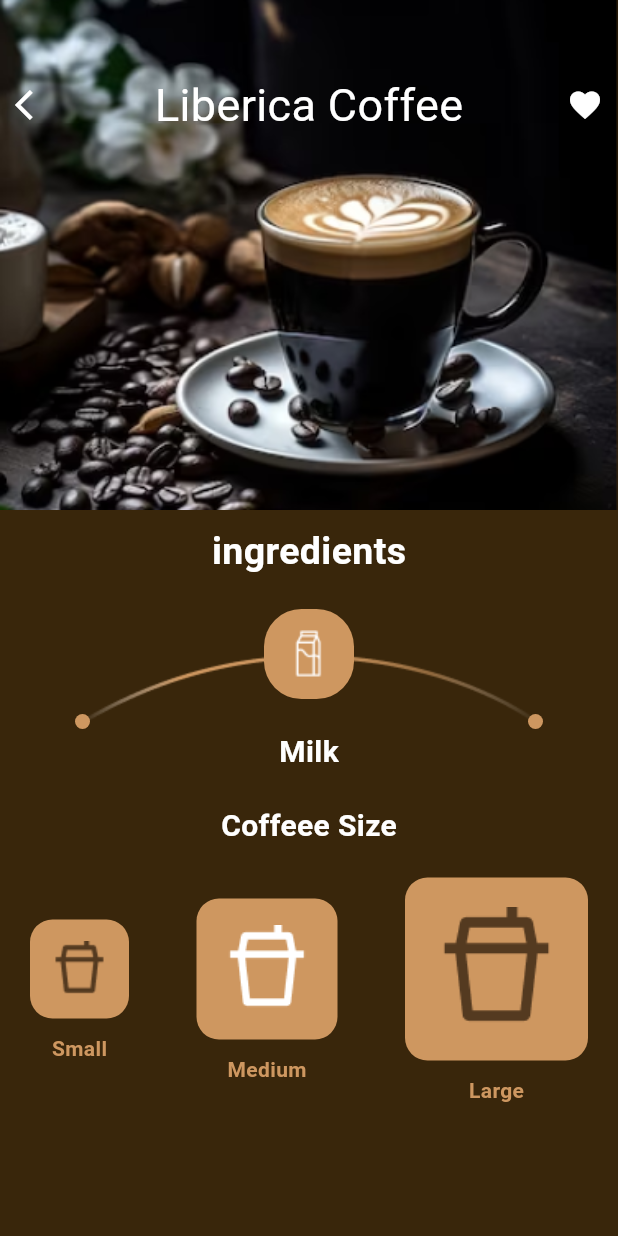
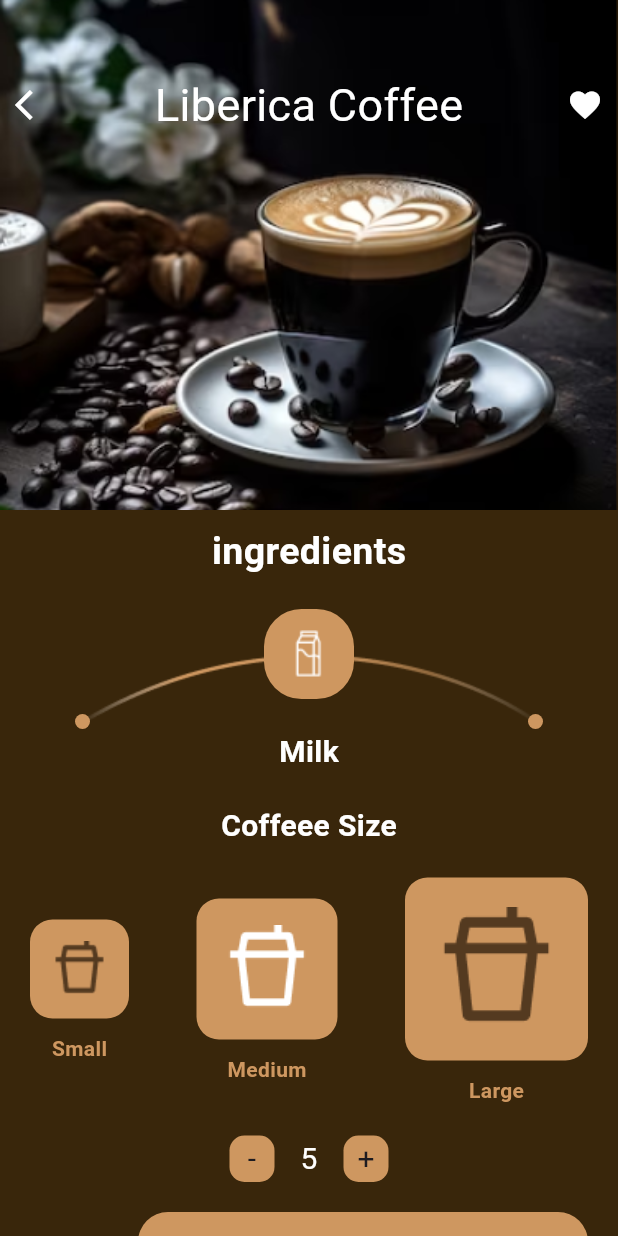
Before and after one commit to Ahmadsaniliman/coffee_ui, a Flutter app: the SingleProductScreen screen opened by its route, on a phone screen of 412 x 824 dp. Run offline on Flutter 3.47's test engine with Material 3 defaults, Android fonts, the phone set to English and light mode, and no system bars; our stand-ins replace curved_navigation_bar.

Commit message:
anoda commit

```diff
--- /dev/null
+++ b/lib/Views/Home/cart.dart
@@ -0,0 +1,13 @@
+import 'package:coffee_shop_ui/Utils/app_colors.dart';
+import 'package:flutter/material.dart';
+
+class CartScreen extends StatelessWidget {
+  const CartScreen({super.key});
+
+  @override
+  Widget build(BuildContext context) {
+    return const Scaffold(
+      backgroundColor: AppColors.dkBgColor,
+    );
+  }
+}
--- a/lib/Views/Home/single_product.dart
+++ b/lib/Views/Home/single_product.dart
@@ -1,4 +1,5 @@
 import 'package:coffee_shop_ui/Utils/app_colors.dart';
+import 'package:coffee_shop_ui/Views/OnBoarding/on_board_three.dart';
 import 'package:flutter/cupertino.dart';
 import 'package:flutter/material.dart';
 import 'package:flutter/widgets.dart';
@@ -185,7 +186,88 @@ class SingleProductScreen extends StatelessWidget {
                         ),
                       ),
                     ],
-                  )
+                  ), //
+                  Container(
+                    height: 31,
+                    width: 106,
+                    child: Row(
+                      mainAxisAlignment: MainAxisAlignment.spaceBetween,
+                      children: [
+                        Container(
+                          height: 31,
+                          width: 30,
+                          decoration: BoxDecoration(
+                            color: AppColors.primaryColor,
+                            borderRadius: BorderRadius.circular(10),
+                          ),
+                          child: const Center(
+                              child: Text(
+                            '-',
+                            style: TextStyle(fontSize: 20),
+                          )),
+                        ),
+                        const Text(
+                          '5',
+                          style: TextStyle(
+                            fontSize: 20,
+                            color: AppColors.whiteColor,
+                          ),
+                        ),
+                        Container(
+                          height: 31,
+                          width: 30,
+                          decoration: BoxDecoration(
+                            color: AppColors.primaryColor,
+                            borderRadius: BorderRadius.circular(10),
+                          ),
+                          child: const Center(
+                            child: Text(
+                              '+',
+                              style: TextStyle(fontSize: 20),
+                            ),
+                          ),
+                        ),
+                      ],
+                    ),
+                  ),
+                  //
+                  Padding(
+                    padding: const EdgeInsets.only(
+                      top: 20,
+                      right: 20,
+                      left: 20,
+                    ),
+                    child: Row(
+                      mainAxisAlignment: MainAxisAlignment.spaceBetween,
+                      children: [
+                        const Text(
+                          '\$20',
+                          style: TextStyle(
+                            fontSize: 30,
+                            fontWeight: FontWeight.bold,
+                            color: AppColors.whiteColor,
+                          ),
+                        ),
+                        Container(
+                          height: 60,
+                          width: 300,
+                          decoration: BoxDecoration(
+                              color: AppColors.primaryColor,
+                              borderRadius: BorderRadius.circular(20)),
+                          child: const Center(
+                            child: Text(
+                              'Add To Cart',
+                              style: TextStyle(
+                                color: AppColors.whiteColor,
+                                fontWeight: FontWeight.bold,
+                                fontSize: 20,
+                              ),
+                            ),
+                          ),
+                        ),
+                      ],
+                    ),
+                  ),
                 ],
               ),
             ),
--- a/lib/main.dart
+++ b/lib/main.dart
@@ -1,6 +1,7 @@
 import 'package:coffee_shop_ui/Utils/routes.dart';
 import 'package:coffee_shop_ui/Views/AuthScreens/signin.dart';
 import 'package:coffee_shop_ui/Views/AuthScreens/register.dart';
+import 'package:coffee_shop_ui/Views/Home/cart.dart';
 import 'package:coffee_shop_ui/Views/Home/home.dart';
 import 'package:coffee_shop_ui/Views/Home/single_product.dart';
 import 'package:coffee_shop_ui/Views/OnBoarding/on_board_one.dart';
@@ -25,7 +26,7 @@ class MyApp extends StatelessWidget {
       theme: ThemeData(
         useMaterial3: true,
       ),
-      home: const SplashOneSceen(),
+      home: const CartScreen(),
       routes: {
         AppRoutes.onboardingscreens: (context) => const OnBoardingScreens(),
         AppRoutes.onBoardOne: (context) => const OnBoardingOneScreen(),
```
